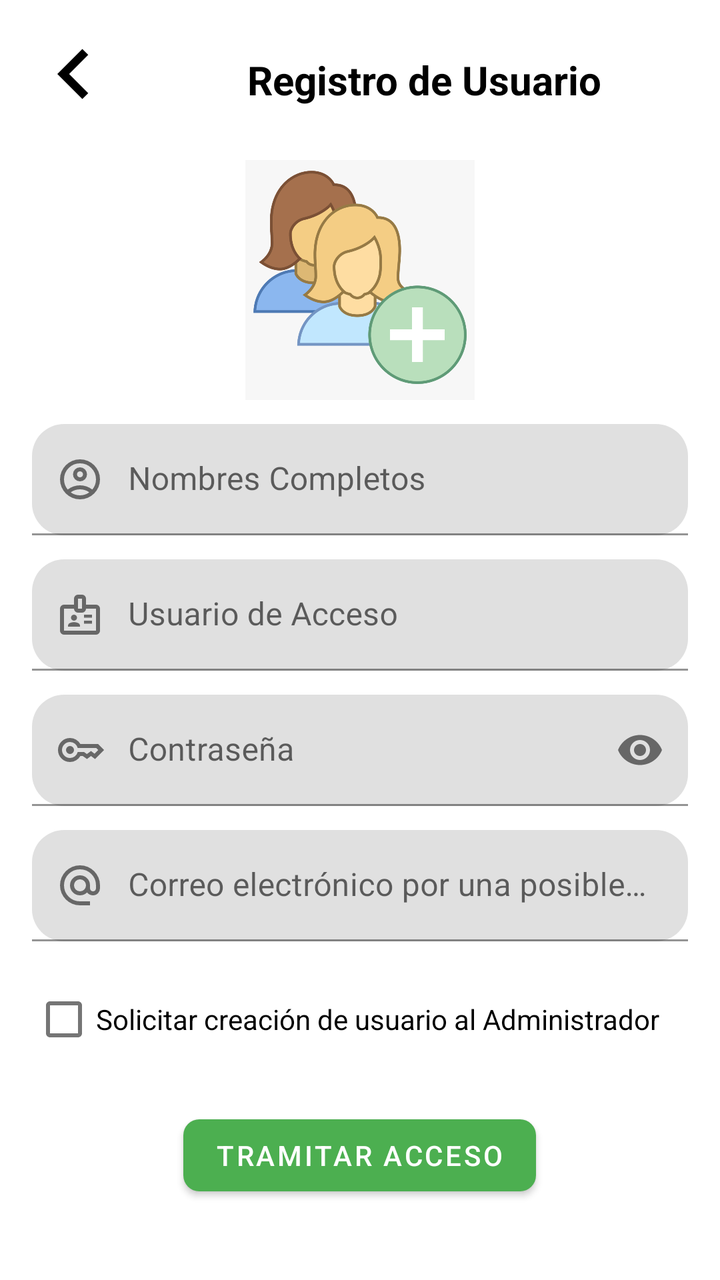
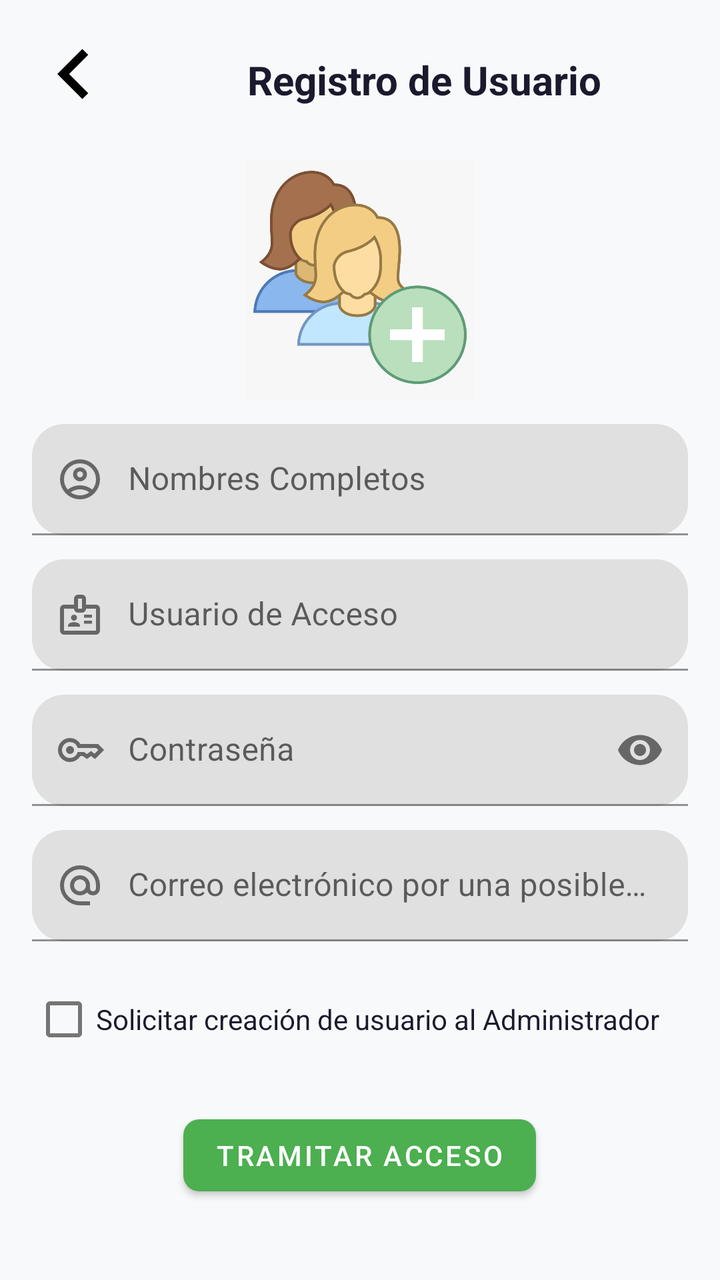

Compare the two renders of this Android layout. The source of the first and the diff that turns it into the second are given below.
<!-- AndroidManifest.xml: application theme Theme.MiniMarketApp -->
<!-- res/layout/activity_registro_usuario.xml -->
<?xml version="1.0" encoding="utf-8"?>
<LinearLayout xmlns:android="http://schemas.android.com/apk/res/android"
    xmlns:tools="http://schemas.android.com/tools"
    xmlns:app="http://schemas.android.com/apk/res-auto"
    android:id="@+id/main"
    android:layout_width="match_parent"
    android:layout_height="match_parent"
    android:orientation="vertical"

    tools:context=".registro_usuario">

    <LinearLayout
        android:layout_width="match_parent"
        android:layout_height="70dp"
        android:orientation="horizontal"
        android:layout_margin="5dp">
        <ImageView
            android:id="@+id/btnRegresar"
            android:layout_width="50dp"
            android:layout_height="50dp"
            android:layout_margin="7dp"
            android:src="@drawable/icono_regresar_pantalla"/>
        <TextView
            android:layout_width="0dp"
            android:layout_height="match_parent"
            android:layout_weight="1"
            android:gravity="center"
            android:textStyle="bold"
            android:textSize="20dp"
            android:textColor="@color/black"
            android:text="Registro de Usuario"/>

    </LinearLayout>
    <LinearLayout
        android:layout_width="match_parent"
        android:layout_height="match_parent"
        android:orientation="vertical">

        <LinearLayout
            android:layout_width="match_parent"
            android:layout_height="120dp"
            android:orientation="horizontal">

            <ImageView
                android:layout_width="match_parent"
                android:layout_height="120dp"
                android:src="@drawable/imagen_registro_usuario"
                app:layout_constraintDimensionRatio="16:5" />

        </LinearLayout>

        <com.google.android.material.textfield.TextInputLayout
            android:layout_width="match_parent"
            android:layout_height="wrap_content"
            android:layout_marginHorizontal="16dp"
            app:startIconDrawable="@drawable/icono_usuario"
            app:boxCornerRadiusBottomEnd="16dp"
            app:boxCornerRadiusBottomStart="16dp"
            android:layout_marginTop="12dp"
            app:boxCornerRadiusTopEnd="16dp"
            app:boxCornerRadiusTopStart="16dp">


            <com.google.android.material.textfield.TextInputEditText
                android:id="@+id/etNombreCompleto"
                android:layout_width="match_parent"
                android:layout_height="wrap_content"
                android:hint="Nombres Completos"
                android:paddingStart="48dp"
                tools:ignore="TouchTargetSizeCheck" />

        </com.google.android.material.textfield.TextInputLayout>

        <com.google.android.material.textfield.TextInputLayout
            android:layout_width="match_parent"
            android:layout_height="wrap_content"
            android:layout_marginHorizontal="16dp"
            app:startIconDrawable="@drawable/icono_nombre_usuario"
            app:boxCornerRadiusBottomEnd="16dp"
            app:boxCornerRadiusBottomStart="16dp"
            android:layout_marginTop="12dp"
            app:boxCornerRadiusTopEnd="16dp"
            app:boxCornerRadiusTopStart="16dp">


            <com.google.android.material.textfield.TextInputEditText
                android:id="@+id/etUsuario"
                android:layout_width="match_parent"
                android:layout_height="wrap_content"
                android:hint="Usuario de Acceso"
                android:paddingStart="48dp"
                tools:ignore="TouchTargetSizeCheck" />

        </com.google.android.material.textfield.TextInputLayout>

        <com.google.android.material.textfield.TextInputLayout
            android:layout_width="match_parent"
            android:layout_height="wrap_content"
            app:startIconDrawable="@drawable/icono_llave"
            android:layout_marginHorizontal="16dp"
            android:layout_marginTop="12dp"
            app:passwordToggleEnabled="true"
            app:boxCornerRadiusTopEnd="16dp"
            app:boxCornerRadiusBottomStart="16dp"
            app:boxCornerRadiusBottomEnd="16dp"
            app:boxCornerRadiusTopStart="16dp">

            <com.google.android.material.textfield.TextInputEditText
                android:id="@+id/etContrasena"
                android:layout_width="match_parent"
                android:layout_height="match_parent"
                android:hint="Contraseña"
                android:inputType="textPassword"
                android:paddingStart="48dp"
                tools:ignore="TouchTargetSizeCheck" />

        </com.google.android.material.textfield.TextInputLayout>

        <com.google.android.material.textfield.TextInputLayout
            android:layout_width="match_parent"
            android:layout_height="wrap_content"
            android:layout_marginHorizontal="16dp"
            app:startIconDrawable="@drawable/icono_correo"
            app:boxCornerRadiusBottomEnd="16dp"
            android:layout_marginTop="12dp"
            app:boxCornerRadiusBottomStart="16dp"
            app:boxCornerRadiusTopEnd="16dp"
            app:boxCornerRadiusTopStart="16dp">

            <com.google.android.material.textfield.TextInputEditText
                android:id="@+id/etCorreo"
                android:layout_width="match_parent"
                android:layout_height="wrap_content"
                android:inputType="textEmailAddress"
                android:hint="Correo electrónico por una posible recuperacion"
                android:paddingStart="48dp"/>

        </com.google.android.material.textfield.TextInputLayout>

        <CheckBox
            android:layout_width="match_parent"
            android:layout_height="wrap_content"
            android:text="Solicitar creación de usuario al Administrador"
            android:layout_marginHorizontal="16dp"
            android:layout_marginTop="15dp"/>

        <com.google.android.material.button.MaterialButton
            android:id="@+id/btnAcceder"
            android:layout_width="wrap_content"
            android:layout_height="wrap_content"
            android:text="Tramitar Acceso"
            android:layout_gravity="center"
            android:layout_marginTop="20dp"
            app:backgroundTint="#4CAF50"
            app:cornerRadius="8dp"/>
    </LinearLayout>
</LinearLayout>
<!-- resources referenced by this layout -->
<resources>
  <color name="black">#FF000000</color>
  <!-- drawable icono_correo (drawable) -->
  <vector xmlns:android="http://schemas.android.com/apk/res/android"
      android:width="24dp"
      android:height="24dp"
      android:viewportWidth="960"
      android:viewportHeight="960">
    <path
        android:pathData="M480,880q-83,0 -156,-31.5T197,763q-54,-54 -85.5,-127T80,480q0,-83 31.5,-156T197,197q54,-54 127,-85.5T480,80q83,0 156,31.5T763,197q54,54 85.5,127T880,480v58q0,59 -40.5,100.5T740,680q-35,0 -66,-15t-52,-43q-29,29 -65.5,43.5T480,680q-83,0 -141.5,-58.5T280,480q0,-83 58.5,-141.5T480,280q83,0 141.5,58.5T680,480v58q0,26 17,44t43,18q26,0 43,-18t17,-44v-58q0,-134 -93,-227t-227,-93q-134,0 -227,93t-93,227q0,134 93,227t227,93h200v80L480,880ZM565,565q35,-35 35,-85t-35,-85q-35,-35 -85,-35t-85,35q-35,35 -35,85t35,85q35,35 85,35t85,-35Z"
        android:fillColor="#1f1f1f"/>
  </vector>
  <!-- drawable icono_llave (drawable) -->
  <vector xmlns:android="http://schemas.android.com/apk/res/android"
      android:width="24dp"
      android:height="24dp"
      android:viewportWidth="960"
      android:viewportHeight="960">
    <path
        android:pathData="M223.5,536.5Q200,513 200,480t23.5,-56.5Q247,400 280,400t56.5,23.5Q360,447 360,480t-23.5,56.5Q313,560 280,560t-56.5,-23.5ZM280,720q-100,0 -170,-70T40,480q0,-100 70,-170t170,-70q67,0 121.5,33t86.5,87h352l120,120 -180,180 -80,-60 -80,60 -85,-60h-47q-32,54 -86.5,87T280,720ZM280,640q56,0 98.5,-34t56.5,-86h125l58,41 82,-61 71,55 75,-75 -40,-40L435,440q-14,-52 -56.5,-86T280,320q-66,0 -113,47t-47,113q0,66 47,113t113,47Z"
        android:fillColor="#1f1f1f"/>
  </vector>
  <!-- drawable icono_regresar_pantalla (drawable) -->
  <vector xmlns:android="http://schemas.android.com/apk/res/android" android:autoMirrored="true" android:height="24dp" android:tint="#000000" android:viewportHeight="24" android:viewportWidth="24" android:width="24dp">
        
      <path android:fillColor="@android:color/white" android:pathData="M15.41,16.59L10.83,12l4.58,-4.59L14,6l-6,6 6,6 1.41,-1.41z"/>
      
  </vector>
  <style name="Theme.MiniMarketApp" parent="Theme.MaterialComponents.Light.NoActionBar">
          <item name="colorPrimary">#4CAF50</item>
          <item name="colorPrimaryVariant">#388E3C</item>
          <item name="colorSecondary">#FFC107</item>
          <item name="colorOnPrimary">#FFFFFF</item>
          <item name="colorOnSecondary">#1A1A2E</item>
      </style>
  <!-- unchanged entries left out for length: 3 -->
</resources>

<!-- the commit's change to res/layout/activity_registro_usuario.xml (unified diff, before → after) -->
@@ -27,7 +27,7 @@
             android:gravity="center"
             android:textStyle="bold"
             android:textSize="20dp"
-            android:textColor="@color/black"
+            android:textColor="@color/texto_principal"
             android:text="Registro de Usuario"/>
 
     </LinearLayout>
@@ -141,6 +141,7 @@
             android:layout_width="match_parent"
             android:layout_height="wrap_content"
             android:text="Solicitar creación de usuario al Administrador"
+            android:textColor="@color/texto_principal"
             android:layout_marginHorizontal="16dp"
             android:layout_marginTop="15dp"/>
 
@@ -149,9 +150,10 @@
             android:layout_width="wrap_content"
             android:layout_height="wrap_content"
             android:text="Tramitar Acceso"
+            android:textColor="@color/texto_sobre_verde"
             android:layout_gravity="center"
             android:layout_marginTop="20dp"
-            app:backgroundTint="#4CAF50"
+            app:backgroundTint="@color/verde_nav"
             app:cornerRadius="8dp"/>
     </LinearLayout>
 </LinearLayout>
<!-- resource entries referenced after the edit -->
@@ -1,6 +1,8 @@
 <!-- resources referenced by this layout -->
 <resources>
-  <color name="black">#FF000000</color>
+  <color name="texto_principal">#1A1A2E</color>
+  <color name="texto_sobre_verde">#FFFFFF</color>
+  <color name="verde_nav">#4CAF50</color>
   <!-- drawable icono_correo (drawable) -->
   <vector xmlns:android="http://schemas.android.com/apk/res/android"
       android:width="24dp"
@@ -27,13 +29,43 @@
       <path android:fillColor="@android:color/white" android:pathData="M15.41,16.59L10.83,12l4.58,-4.59L14,6l-6,6 6,6 1.41,-1.41z"/>
       
   </vector>
-  <style name="Theme.MiniMarketApp" parent="Theme.MaterialComponents.Light.NoActionBar">
-          <item name="colorPrimary">#4CAF50</item>
+  <style name="Theme.MiniMarketApp" parent="Theme.MaterialComponents.DayNight.NoActionBar">
+  
+          
+          <item name="colorPrimary">@color/verde_nav</item>
           <item name="colorPrimaryVariant">#388E3C</item>
-          <item name="colorSecondary">#FFC107</item>
-          <item name="colorOnPrimary">#FFFFFF</item>
-          <item name="colorOnSecondary">#1A1A2E</item>
+          <item name="colorSecondary">@color/amarillo_accion</item>
+          <item name="colorOnPrimary">@color/texto_sobre_verde</item>
+          <item name="colorOnSecondary">@color/texto_sobre_amarillo</item>
+  
+          
+          <item name="android:windowBackground">@color/fondo_general</item>
+          <item name="android:colorBackground">@color/fondo_general</item>
+  
+          
+          <item name="android:textColorPrimary">@color/texto_principal</item>
+          <item name="android:textColorSecondary">@color/texto_secundario</item>
+          <item name="android:textColorHint">@color/texto_hint</item>
+  
+          
+          <item name="boxStrokeColor">@color/amarillo_accion</item>
+          <item name="hintTextColor">@color/amarillo_accion</item>
+  
+          
+          <item name="materialCardViewStyle">@style/Widget.App.CardView</item>
       </style>
+  <color name="amarillo_accion">#FFC107</color>
+  <color name="texto_sobre_amarillo">#1A1A2E</color>
+  <color name="fondo_general">#F8F9FA</color>
+  <color name="texto_secundario">#64748B</color>
+  <color name="texto_hint">#94A3B8</color>
+  <style name="Widget.App.CardView" parent="Widget.MaterialComponents.CardView">
+          <item name="cardBackgroundColor">@color/fondo_card</item>
+          <item name="strokeColor">@color/borde_card</item>
+          <item name="strokeWidth">1dp</item>
+      </style>
+  <color name="fondo_card">#FFFFFF</color>
+  <color name="borde_card">#E2E8F0</color>
   <!-- unchanged entries left out for length: 3 -->
 </resources>
 
